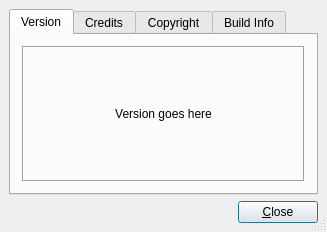
Above: src/frontends/qt4/ui/AboutUi.ui from cburschka/lyx before the change. Below: the same form after it.
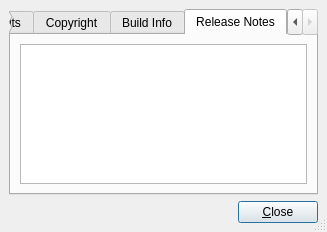
That is the form after the change. The open tabs and pages were chosen to show the change.

Commit message:
Make RELEASE-NOTES accessible from GUI (#8616)
CMake people, please check if something needs to be done to install
lib/RELEASE-NOTES.

```diff
--- a/src/frontends/qt4/ui/AboutUi.ui
+++ b/src/frontends/qt4/ui/AboutUi.ui
@@ -105,8 +105,18 @@
        <property name="spacing" >
         <number>6</number>
        </property>
-       <item row="0" column="0" >
-        <widget class="QTextBrowser" name="buildinfoTB" />
+       <item row="0" column="0">
+        <widget class="QTextBrowser" name="buildinfoTB"/>
+       </item>
+      </layout>
+     </widget>
+     <widget class="QWidget" name="releasenotestab">
+      <attribute name="title">
+       <string>Release Notes</string>
+      </attribute>
+      <layout class="QGridLayout" name="gridLayout">
+       <item row="0" column="0">
+        <widget class="QTextBrowser" name="releasenotesTB"/>
        </item>
       </layout>
      </widget>
```
Left out of the diff: 124 changed lines with no effect on the pictures. The commit also changes 5 other files.
